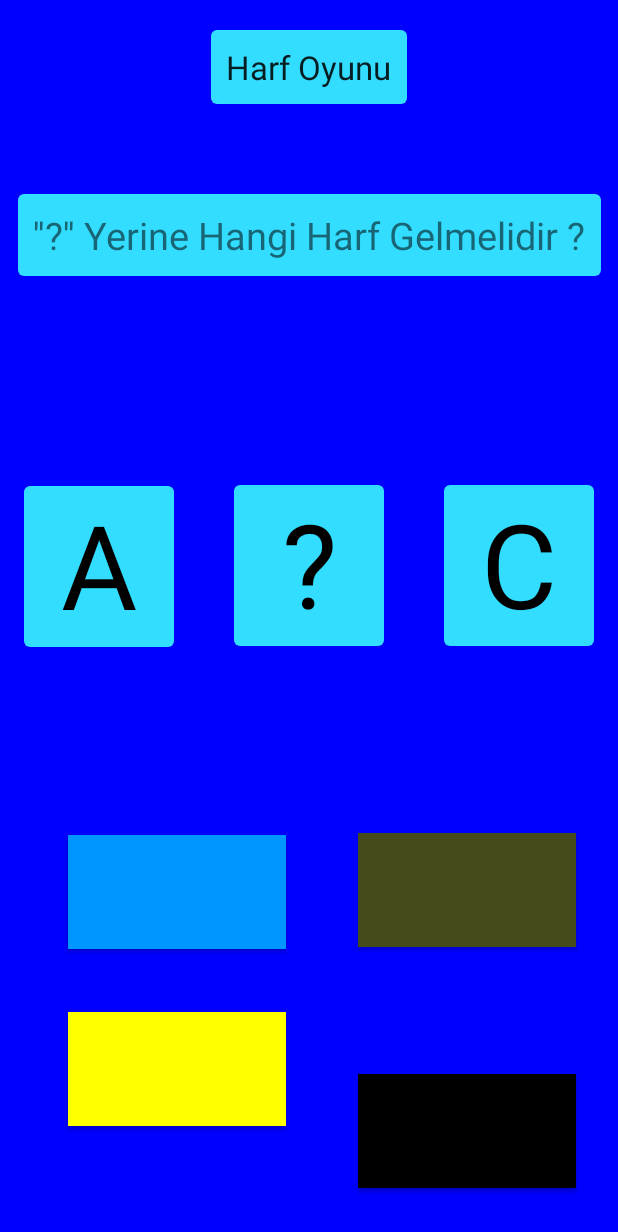
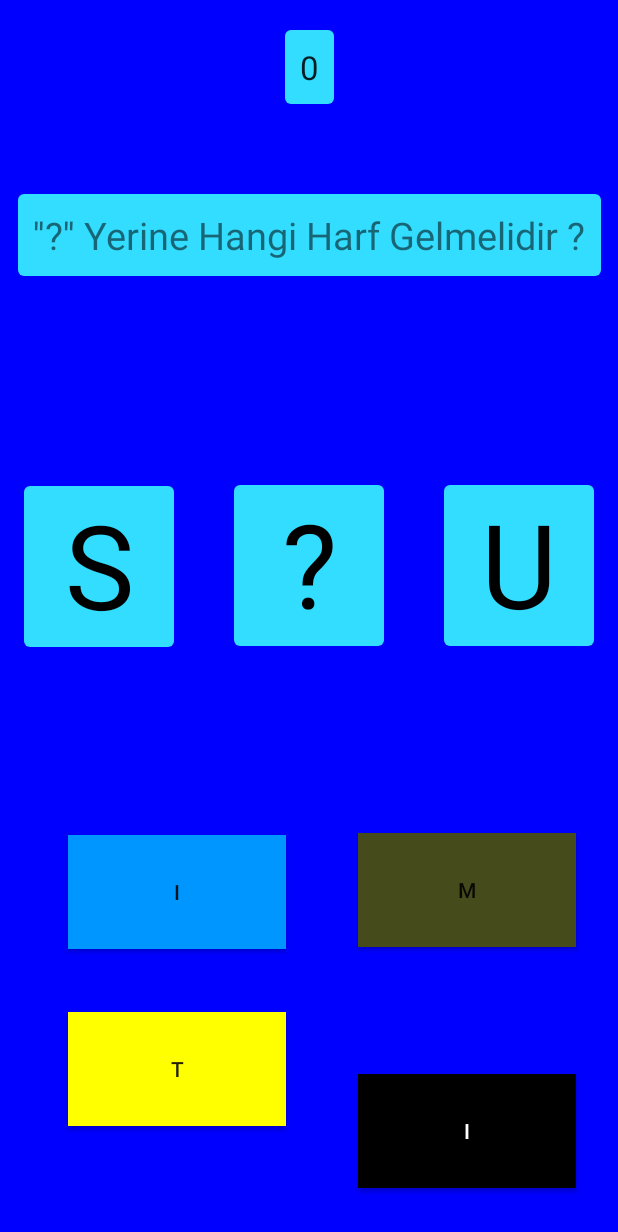
Before and after one commit to Nuri-Yildiz/KidsLearningApp, an Android app: the AlphabetGame screen opened directly, with no data from a screen before it, on a phone screen of 412 x 824 dp. Shown: the top 1232 px of the screen. Run offline under Robolectric (Android 15) with nearby library versions, the phone set to English and light mode, and no system bars.

Commit message:
AlphabetGame activity updated

```diff
--- a/app/src/main/java/com/nuriyildiz/kidslearningapp/AlphabetGame.kt
+++ b/app/src/main/java/com/nuriyildiz/kidslearningapp/AlphabetGame.kt
@@ -3,28 +3,73 @@ package com.nuriyildiz.kidslearningapp
 import androidx.appcompat.app.AppCompatActivity
 import android.os.Bundle
 import android.widget.Button
+import android.widget.TextView
 
 class AlphabetGame : AppCompatActivity() {
+    var score = 0
+    var count = 0
     override fun onCreate(savedInstanceState: Bundle?) {
         super.onCreate(savedInstanceState)
         setContentView(R.layout.activity_alphabet_game)
 
+        score = intent.getIntExtra("score" , 0)
+        count = intent.getIntExtra("count" , 0)
+        var random = (1..21).random()
 
-        var random = (1..21).random()
         val letterSelector = arrayOf("A","B","C","D","E","F","G","H","I","J","K","L","M","N","O","P","R","S","T","U","V","Y","Z")
         val letters = arrayOf(letterSelector[random],letterSelector[random-1],letterSelector[random+1])
         val answers = arrayOf(letters[0],letterSelector[(0..22).random()],letterSelector[(0..22).random()],letterSelector[(0..22).random()])
         answers.shuffle()
+
+        val scoreText = findViewById<TextView>(R.id.scoreText)
+        scoreText.setText(score.toString())
+
+        val textview2 = findViewById<TextView>(R.id.letterText1)
+        textview2.setText(letters[1])
+
+        val textview3 = findViewById<TextView>(R.id.letterText2)
+        textview3.setText(letters[2])
+
         val option1 = findViewById<Button>(R.id.greenBtn)
+        option1.setText(answers[0])
+
         val option2 = findViewById<Button>(R.id.greenBtn2)
+        option2.setText(answers[1])
+
         val option3 = findViewById<Button>(R.id.greenBtn3)
+        option3.setText(answers[2])
+
         val option4 = findViewById<Button>(R.id.whiteBtn)
-        var score = 0
-        var count = 0
+        option4.setText(answers[3])
+
+        option1.setOnClickListener {
+            onCorrect(answers[0], letters[0])
+        }
+        option2.setOnClickListener {
+            onCorrect(answers[1], letters[0])
+        }
+        option3.setOnClickListener {
+            onCorrect(answers[2], letters[0])
+        }
+        option4.setOnClickListener {
+            onCorrect(answers[3], letters[0])
+        }
+    }
 
 
-
-
+    private fun onCorrect(answer: String, trueAnswer: String) {
+        if (answer.equals(trueAnswer)){
+            score++
+            count++
+            intent.putExtra("count", count)
+            intent.putExtra("score", score)
+            finish()
+            startActivity(intent)
+        }else{
+            count++
+            finish()
+            startActivity(intent)
+        }
 
     }
 }
--- a/app/src/main/java/com/nuriyildiz/kidslearningapp/MainActivity.kt
+++ b/app/src/main/java/com/nuriyildiz/kidslearningapp/MainActivity.kt
@@ -44,6 +44,10 @@ class MainActivity : AppCompatActivity() {
         val intent = Intent(applicationContext,BigNumberGame::class.java)
         startActivity(intent)
     }
+    fun goToAlphabetGame(view: View){
+        val intent = Intent(applicationContext,AlphabetGame::class.java)
+        startActivity(intent)
+    }
 
 
 }
--- a/app/src/main/res/layout/activity_alphabet_game.xml
+++ b/app/src/main/res/layout/activity_alphabet_game.xml
@@ -8,13 +8,13 @@
     tools:context=".AlphabetGame">
 
     <TextView
-        android:id="@+id/numguessgame"
+        android:id="@+id/scoreText"
         android:layout_width="wrap_content"
         android:layout_height="wrap_content"
         android:layout_marginTop="20dp"
         android:background="@drawable/roundcorner"
         android:padding="10dp"
-        android:text="Harf Oyunu"
+        android:text="Skor: 0"
         android:textAppearance="@style/TextAppearance.AppCompat.Large"
         app:layout_constraintEnd_toEndOf="parent"
         app:layout_constraintLeft_toLeftOf="parent"
@@ -34,7 +34,7 @@
         android:textSize="25dp"
         app:layout_constraintEnd_toEndOf="parent"
         app:layout_constraintStart_toStartOf="parent"
-        app:layout_constraintTop_toBottomOf="@+id/numguessgame" />
+        app:layout_constraintTop_toBottomOf="@+id/scoreText" />
 
     <TextView
         android:id="@+id/letterText1"
@@ -101,6 +101,7 @@
         android:layout_marginEnd="28dp"
         android:layout_marginBottom="32dp"
         android:background="@color/black"
+        android:textColor="#FFFFFF"
         app:layout_constraintBottom_toBottomOf="parent"
         app:layout_constraintEnd_toEndOf="parent"
         app:layout_constraintTop_toBottomOf="@+id/greenBtn"
--- a/app/src/main/res/layout/activity_main.xml
+++ b/app/src/main/res/layout/activity_main.xml
@@ -95,7 +95,7 @@
         android:layout_marginStart="16dp"
         android:layout_marginEnd="139dp"
         android:layout_marginBottom="6dp"
-        android:onClick="returnQuizPage"
+        android:onClick="goToAlphabetGame"
         app:layout_constraintBottom_toBottomOf="parent"
         app:layout_constraintEnd_toStartOf="@+id/imageView7"
         app:layout_constraintStart_toStartOf="parent"
```
